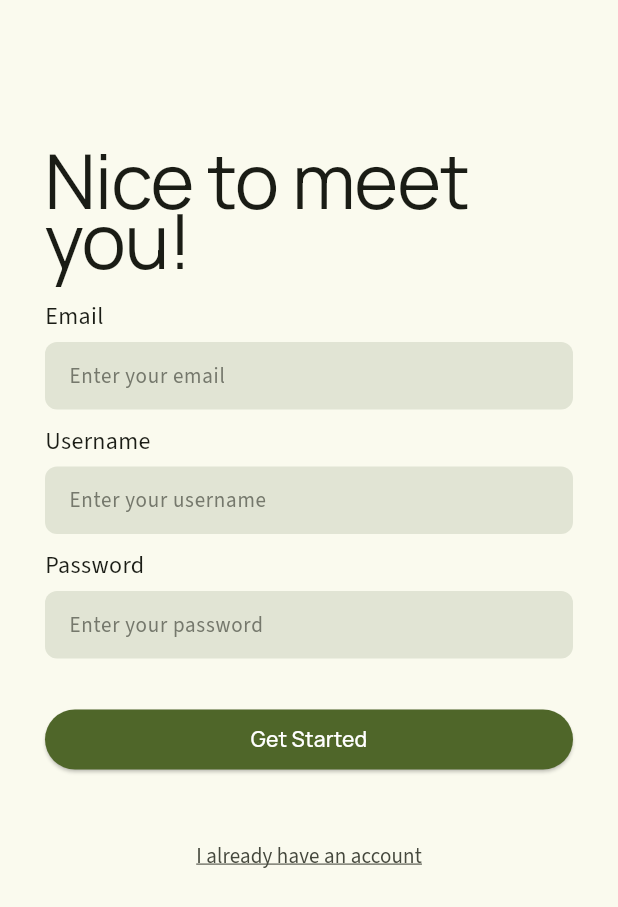
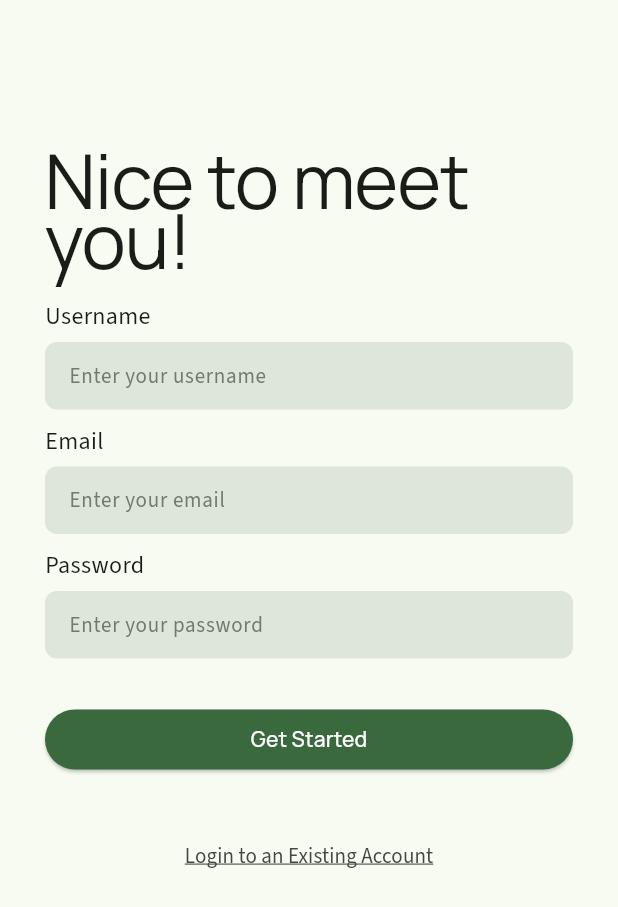
Before and after one commit to giociudadano/Chime, a Flutter app: the SignupPage screen opened directly, on a phone screen of 412 x 824 dp. Shown: the top 907 px of the screen. Run offline on Flutter 3.47's test engine with Material 3 defaults, Android fonts, the light colour scheme and no system bars; our stand-ins replace cached_network_image, cloud_firestore, firebase_auth, firebase_core, firebase_storage, google_sign_in and 4 more; missing offline and left inert: choice, firebase_app_check, qr_code_scanner; accounts and stored records are empty; generated files the repository leaves out were written again; network calls fail; statements that could not run were skipped.

Commit message:
Set the app color and tweaked some UI. Changed visibitlity of Address card

```diff
--- a/lib/l10n/app_en.arb
+++ b/lib/l10n/app_en.arb
@@ -19,9 +19,9 @@
   "passwordLengthError": "Password must be 8 characters or more",
   "login": "Login",
   "loginServices": "Or continue with",
-  "loginPush": "I already have an account",
+  "loginPush": "Login to an Existing Account",
   "signup": "Get Started",
-  "signupPush": "Create an account",
+  "signupPush": "Create an Account",
   "loginSnackbarIncorrectPasswordError": "Sorry, that email or password is incorrect.",
   "loginSnackbarInvalidEmailError": "Please enter a valid email address.",
   "loginSnackbarGenericError": "Authentication failed. Please try again later.",
--- a/lib/main.dart
+++ b/lib/main.dart
@@ -141,14 +141,14 @@ class _MyAppState extends State<MyApp> {
       theme: ThemeData(
         useMaterial3: true,
         colorScheme: ColorScheme.fromSeed(
-          seedColor: const Color(0xFF466800),
+          seedColor: Color(0xFF8BD88D),
           brightness: Brightness.light,
         ),
       ),
       darkTheme: ThemeData(
         useMaterial3: true,
         colorScheme: ColorScheme.fromSeed(
-          seedColor: const Color(0xFF466800),
+          seedColor: Color(0xFF8BD88D),
           brightness: Brightness.dark,
         ),
       ),
--- a/lib/pages/buy/checkout.dart
+++ b/lib/pages/buy/checkout.dart
@@ -367,7 +367,7 @@ class _CheckoutPageState extends State<CheckoutPage> {
                   ),
                 ),
                 Visibility(
-                  visible: true,
+                  visible: selectedAddress == null ? true : showAddressCard,
                   child:
                     Card(
                       shape: RoundedRectangleBorder(
@@ -471,7 +471,7 @@ class _CheckoutPageState extends State<CheckoutPage> {
                                                             addresses[
                                                                     selectedAddress] ==
                                                                 null
-                                                        ? "This user has no address selected. To allow delivery, please add an address."
+                                                        ? "Select this card to add a new address and enable deliveries."
                                                         : parseAddress(
                                                             addresses[
                                                                     selectedAddress]
--- a/lib/pages/signup.dart
+++ b/lib/pages/signup.dart
@@ -71,15 +71,14 @@ class _SignupPageState extends State<SignupPage> {
               content:
                   Text(AppLocalizations.of(context)!.accountCreationSuccessful,
                       style: TextStyle(
-                        color: Theme.of(context).colorScheme.onSurface,
+                        color: Theme.of(context).colorScheme.onPrimaryContainer,
                         fontSize: 14,
-                        fontFamily: 'Bahnschrift',
+                        fontFamily: 'Source Sans 3',
                         fontVariations: const [
-                          FontVariation('wght', 350),
-                          FontVariation('wdth', 100),
+                          FontVariation('wght', 400),
                         ],
                       )),
-              backgroundColor: Theme.of(context).colorScheme.surface,
+              backgroundColor: Theme.of(context).colorScheme.primaryContainer,
             ),
           );
         }
@@ -121,14 +120,14 @@ class _SignupPageState extends State<SignupPage> {
         SnackBar(
           content: Text(errorMessage,
               style: TextStyle(
-                color: Theme.of(context).colorScheme.onSurface,
+                color: Theme.of(context).colorScheme.onErrorContainer,
                 fontSize: 14,
                 fontFamily: 'Source Sans 3',
                 fontVariations: const [
                   FontVariation('wght', 400),
                 ],
               )),
-          backgroundColor: Theme.of(context).colorScheme.surface,
+          backgroundColor: Theme.of(context).colorScheme.errorContainer,
         ),
       );
       return;
@@ -166,6 +165,47 @@ class _SignupPageState extends State<SignupPage> {
                     Align(
                       alignment: Alignment.centerLeft,
                       child: Text(
+                        AppLocalizations.of(context)!.username,
+                        style: TextStyle(
+                            color: Theme.of(context).colorScheme.onSurface,
+                            fontFamily: 'Source Sans 3',
+                            fontVariations: const [
+                              FontVariation('wght', 400),
+                            ],
+                            fontSize: 16),
+                        textAlign: TextAlign.left,
+                      ),
+                    ),
+                    const SizedBox(height: 5),
+                    TextFormField(
+                      controller: _inputUsername,
+                      decoration: InputDecoration(
+                        border: OutlineInputBorder(
+                          borderSide: BorderSide.none,
+                          borderRadius: BorderRadius.circular(8.0),
+                        ),
+                        hintText: AppLocalizations.of(context)!.usernameHint,
+                        hintStyle: TextStyle(
+                            color: Theme.of(context).colorScheme.outline),
+                        filled: true,
+                        fillColor: Theme.of(context).colorScheme.surfaceVariant,
+                        isDense: true,
+                      ),
+                      style: const TextStyle(
+                        fontFamily: 'Source Sans 3',
+                        fontVariations: [
+                          FontVariation('wght', 400),
+                        ],
+                        fontSize: 14,
+                      ),
+                      validator: (String? value) {
+                        return _verifyUsernameField(value);
+                      },
+                    ),
+                    const SizedBox(height: 10),
+                    Align(
+                      alignment: Alignment.centerLeft,
+                      child: Text(
                         AppLocalizations.of(context)!.email,
                         style: TextStyle(
                             color: Theme.of(context).colorScheme.onSurface,
@@ -189,8 +229,7 @@ class _SignupPageState extends State<SignupPage> {
                         hintStyle: TextStyle(
                             color: Theme.of(context).colorScheme.outline),
                         filled: true,
-                        fillColor:
-                            Theme.of(context).colorScheme.surfaceVariant,
+                        fillColor: Theme.of(context).colorScheme.surfaceVariant,
                         isDense: true,
                       ),
                       style: const TextStyle(
@@ -202,48 +241,6 @@ class _SignupPageState extends State<SignupPage> {
                       ),
                       validator: (String? value) {
                         return _verifyEmailField(value);
-                      },
-                    ),
-                    const SizedBox(height: 10),
-                    Align(
-                      alignment: Alignment.centerLeft,
-                      child: Text(
-                        AppLocalizations.of(context)!.username,
-                        style: TextStyle(
-                            color: Theme.of(context).colorScheme.onSurface,
-                            fontFamily: 'Source Sans 3',
-                            fontVariations: const [
-                              FontVariation('wght', 400),
-                            ],
-                            fontSize: 16),
-                        textAlign: TextAlign.left,
-                      ),
-                    ),
-                    const SizedBox(height: 5),
-                    TextFormField(
-                      controller: _inputUsername,
-                      decoration: InputDecoration(
-                        border: OutlineInputBorder(
-                          borderSide: BorderSide.none,
-                          borderRadius: BorderRadius.circular(8.0),
-                        ),
-                        hintText: AppLocalizations.of(context)!.usernameHint,
-                        hintStyle: TextStyle(
-                            color: Theme.of(context).colorScheme.outline),
-                        filled: true,
-                        fillColor:
-                            Theme.of(context).colorScheme.surfaceVariant,
-                        isDense: true,
-                      ),
-                      style: const TextStyle(
-                        fontFamily: 'Source Sans 3',
-                        fontVariations: [
-                          FontVariation('wght', 400),
-                        ],
-                        fontSize: 14,
-                      ),
-                      validator: (String? value) {
-                        return _verifyUsernameField(value);
                       },
                     ),
                     const SizedBox(height: 10),
@@ -273,8 +270,7 @@ class _SignupPageState extends State<SignupPage> {
                         hintStyle: TextStyle(
                             color: Theme.of(context).colorScheme.outline),
                         filled: true,
-                        fillColor:
-                            Theme.of(context).colorScheme.surfaceVariant,
+                        fillColor: Theme.of(context).colorScheme.surfaceVariant,
                         isDense: true,
                       ),
                       style: const TextStyle(
```
Also changed, not shown: lib/pages/login.dart (+60 -62 lines).
